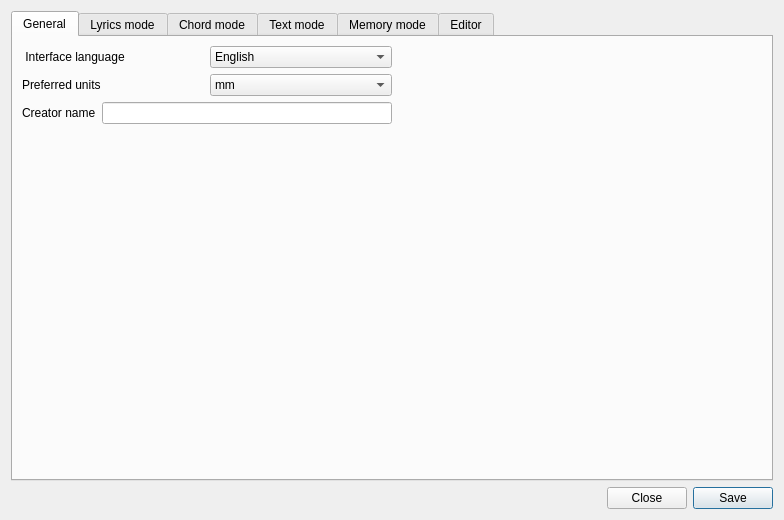
Old version of the form dialogconfiguration.ui in the repository jpcima/chordv.
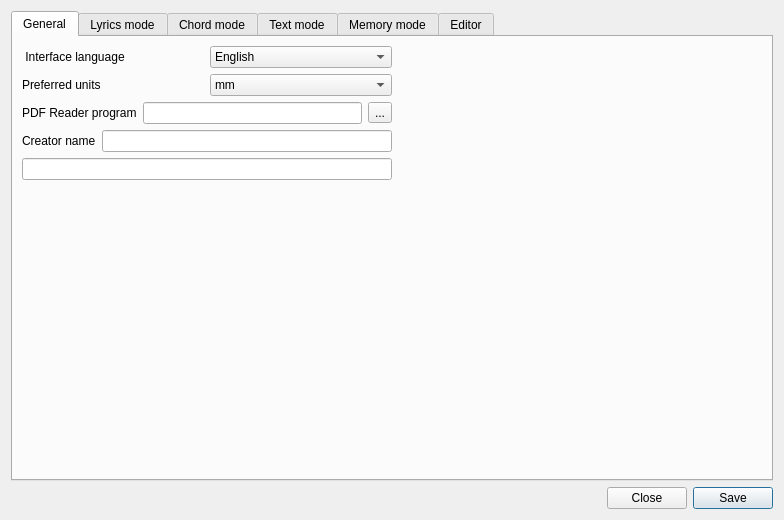
New version of the form. Custom widgets are drawn as their Qt base class.

Commit message: Launch PDFReader on PDFGenerationAndDisplay

Diff of the .ui file:
```diff
--- a/dialogconfiguration.ui
+++ b/dialogconfiguration.ui
@@ -87,6 +87,27 @@
                  </item>
                 </layout>
                </item>
+               <item>
+                <layout class="QHBoxLayout" name="horizontalLayout_8">
+                 <item>
+                  <widget class="QLabel" name="labelPDFReaderName">
+                   <property name="text">
+                    <string>PDF Reader program</string>
+                   </property>
+                  </widget>
+                 </item>
+                 <item>
+                  <widget class="QLineEdit" name="lineEditPDFReaderName"/>
+                 </item>
+                 <item>
+                  <widget class="QToolButton" name="toolButtonPDFReaderName">
+                   <property name="text">
+                    <string>...</string>
+                   </property>
+                  </widget>
+                 </item>
+                </layout>
+               </item>
                <item>
                 <layout class="QHBoxLayout" name="horizontalLayout_3">
                  <item>
@@ -103,6 +124,9 @@
                </item>
               </layout>
              </item>
+             <item>
+              <widget class="QLineEdit" name="lineEditCreatoName_2"/>
+             </item>
              <item>
               <spacer name="verticalSpacer">
                <property name="orientation">
```
The commit also changes 5 other files.
